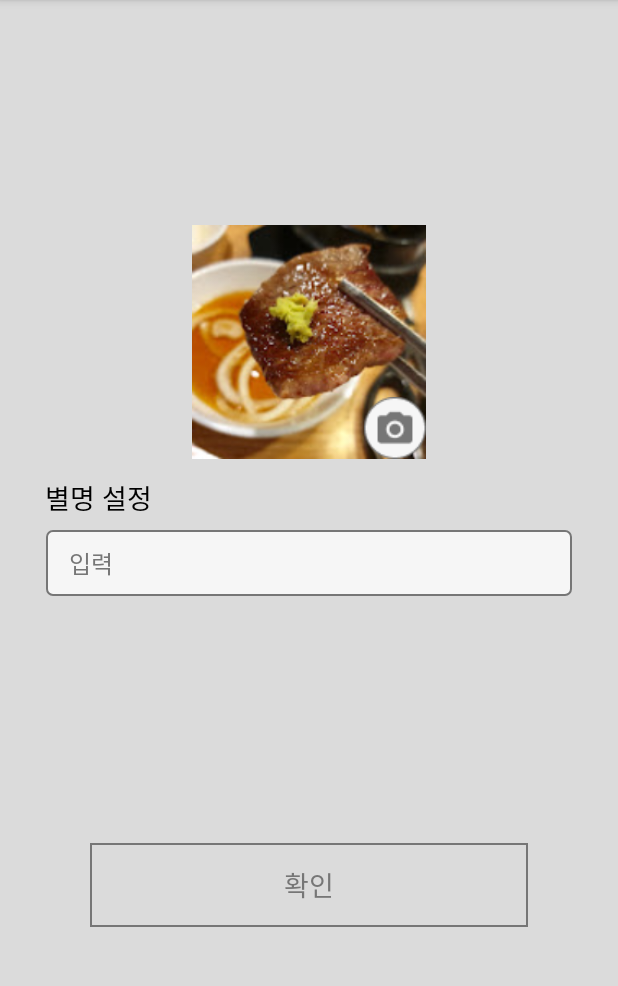
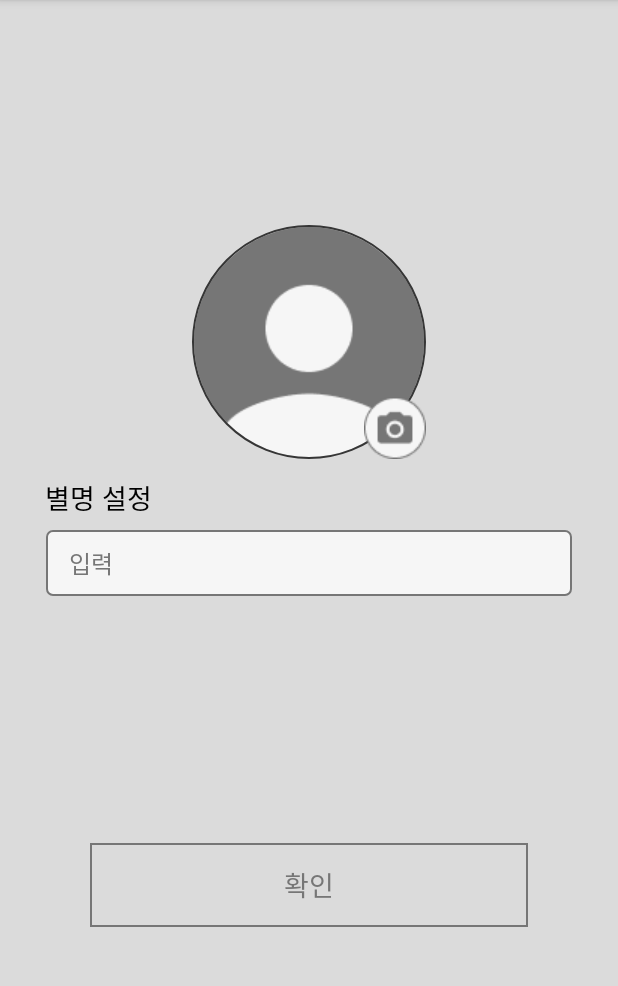
Before and after one commit to PackItProject/PACK_IT_Android, an Android app: the screen it shows after launch (ProfileActivity), on a phone screen of 412 x 824 dp, the part 84-1070 px from its top. Run offline under Robolectric (Android 15) with nearby library versions, the phone set to English and light mode, and no system bars; our stand-ins replace CircleImageView.

Commit message:
[Feat] 원형 이미지뷰 라이브러리 추가

```diff
--- a/app/build.gradle.kts
+++ b/app/build.gradle.kts
@@ -74,4 +74,7 @@ dependencies {
     implementation("androidx.navigation:navigation-fragment-ktx:2.4.1")
     implementation("androidx.navigation:navigation-ui-ktx:2.4.1")
 
+    // Circle Image View
+    implementation ("de.hdodenhof:circleimageview:3.1.0")
+
 }
--- a/app/src/main/res/drawable/img_circle_view.xml
+++ /dev/null
@@ -1,7 +0,0 @@
-<!-- 원형 모양 -->
-<shape xmlns:android="http://schemas.android.com/apk/res/android"
-    android:shape="oval">
-    <solid android:color="@color/red" />
-    <!-- 테두리 -->
-    <stroke android:color="@color/black"/>
-</shape>
--- a/app/src/main/res/layout/activity_profile.xml
+++ b/app/src/main/res/layout/activity_profile.xml
@@ -7,12 +7,14 @@
     android:background="@color/background_grey">
 
     <!-- 프로필 사진 및 사진 버튼 -->
-    <ImageView
+    <de.hdodenhof.circleimageview.CircleImageView
         android:id="@+id/profile_user_iv"
         android:layout_width="156dp"
         android:layout_height="156dp"
-        android:src="@drawable/store_img_1"
-        android:background="@drawable/img_circle_view"
+        android:src="@drawable/img_user"
+        app:civ_border_width="1dp"
+        app:civ_border_overlay="true"
+        app:civ_border_color="@color/dark_grey"
         android:layout_marginTop="150dp"
         app:layout_constraintStart_toStartOf="parent"
         app:layout_constraintEnd_toEndOf="parent"
```
